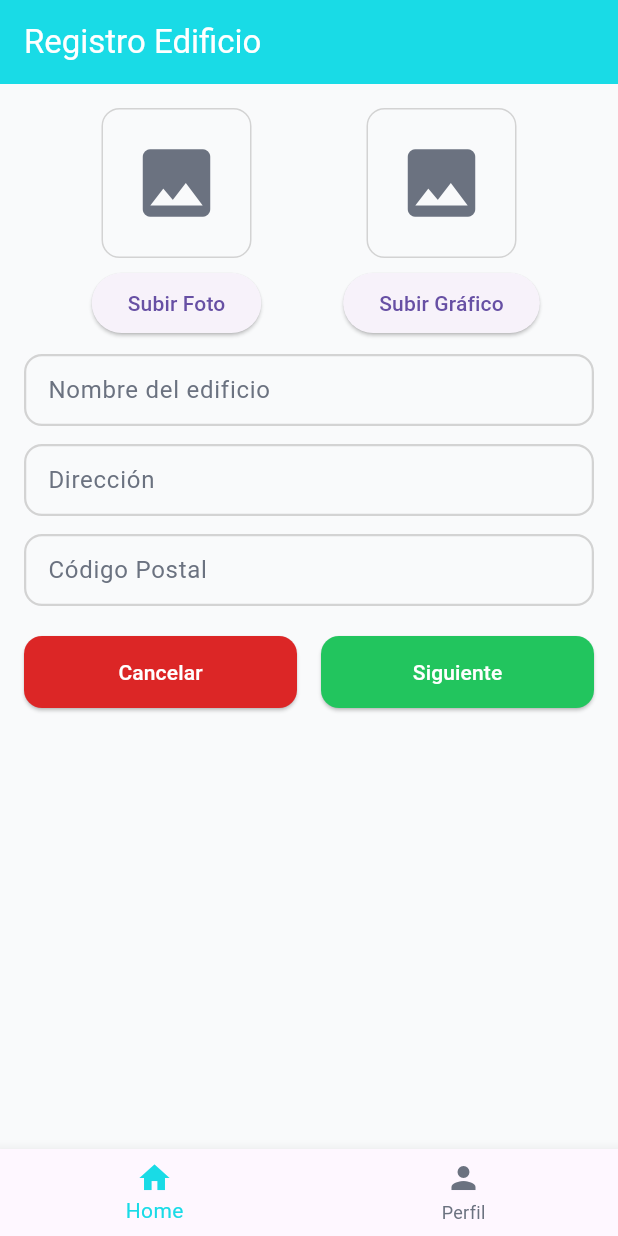
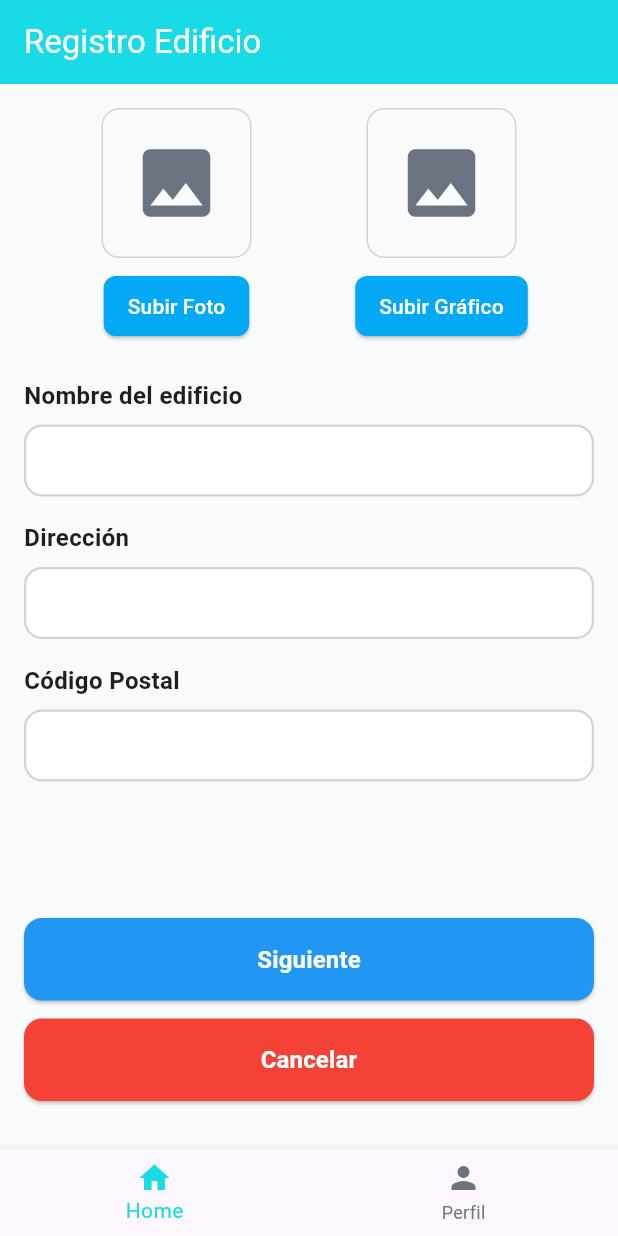
Before and after one commit to DomenicaBriggitte/App_Vulnerabilidad_Sismica, a Flutter app: the BuildingRegistry1Screen screen opened by its route, on a phone screen of 412 x 824 dp. Run offline on Flutter 3.47's test engine with Material 3 defaults, Android fonts, the phone set to English and light mode, and no system bars; our stand-ins replace google_fonts, image_picker, intl_phone_field, shared_preferences, supabase_flutter; accounts and stored records are empty; network calls fail.

Commit message:
Update building_registry_1_screen.dart

```diff
--- a/lib/ui/screens/building_registry_1_screen.dart
+++ b/lib/ui/screens/building_registry_1_screen.dart
@@ -133,12 +133,10 @@ class _BuildingRegistry1ScreenState extends State<BuildingRegistry1Screen> {
     }
   }
 
-  InputDecoration _inputDecoration(String label) {
+  InputDecoration _inputDecoration() {
     return InputDecoration(
-      labelText: label,
-      labelStyle: const TextStyle(color: AppColors.gray500),
       filled: true,
-      fillColor: AppColors.background,
+      fillColor: Colors.white,
       border: OutlineInputBorder(
         borderRadius: BorderRadius.circular(12),
         borderSide: const BorderSide(color: AppColors.gray300, width: 1.5),
@@ -151,7 +149,29 @@ class _BuildingRegistry1ScreenState extends State<BuildingRegistry1Screen> {
         borderRadius: BorderRadius.circular(12),
         borderSide: const BorderSide(color: AppColors.primary, width: 2),
       ),
-      contentPadding: const EdgeInsets.symmetric(vertical: 10, horizontal: 12),
+      contentPadding: const EdgeInsets.symmetric(vertical: 12, horizontal: 16),
+    );
+  }
+
+  Widget _labeledTextFormField(String label, TextEditingController controller, String? Function(String?)? validator) {
+    return Column(
+      crossAxisAlignment: CrossAxisAlignment.start,
+      children: [
+        Text(
+          label,
+          style: const TextStyle(
+            fontSize: 16,
+            fontWeight: FontWeight.bold,
+            color: AppColors.text,
+          ),
+        ),
+        const SizedBox(height: 8),
+        TextFormField(
+          controller: controller,
+          decoration: _inputDecoration(),
+          validator: validator,
+        ),
+      ],
     );
   }
 
@@ -175,8 +195,16 @@ class _BuildingRegistry1ScreenState extends State<BuildingRegistry1Screen> {
           )
               : const Icon(Icons.image, size: 60, color: AppColors.gray500),
         ),
-        const SizedBox(height: 6),
+        const SizedBox(height: 8),
         ElevatedButton(
+          style: ElevatedButton.styleFrom(
+            backgroundColor: Colors.lightBlue,
+            foregroundColor: Colors.white,
+            padding: const EdgeInsets.symmetric(vertical: 8, horizontal: 16),
+            shape: RoundedRectangleBorder(
+              borderRadius: BorderRadius.circular(8),
+            ),
+          ),
           onPressed: () => _pickFile(label == "Foto"),
           child: Text("Subir $label"),
         ),
@@ -200,8 +228,12 @@ class _BuildingRegistry1ScreenState extends State<BuildingRegistry1Screen> {
         padding: const EdgeInsets.all(16),
         child: Form(
           key: _formKey,
+          child: Column(
+            children: [
+              Expanded(
                 child: ListView(
                   children: [
+                    // Sección de archivos
                     Row(
                       mainAxisAlignment: MainAxisAlignment.spaceEvenly,
                       children: [
@@ -209,41 +241,68 @@ class _BuildingRegistry1ScreenState extends State<BuildingRegistry1Screen> {
                         SizedBox(width: 150, child: _previewWidget(_grafico, "Gráfico")),
                       ],
                     ),
-              const SizedBox(height: 10),
-              TextFormField(
-                controller: nombreController,
-                decoration: _inputDecoration("Nombre del edificio"),
-                validator: (v) => v == null || v.isEmpty
+                    const SizedBox(height: 24),
+
+                    // Campos de texto con labels arriba
+                    _labeledTextFormField(
+                      "Nombre del edificio",
+                      nombreController,
+                          (v) => v == null || v.isEmpty
                           ? "Campo obligatorio"
                           : v.length > 100
                           ? "Máximo 100 caracteres"
                           : null,
                     ),
-              const SizedBox(height: 12),
-              TextFormField(
-                controller: direccionController,
-                decoration: _inputDecoration("Dirección"),
-                validator: (v) => v != null && v.length > 255
+                    const SizedBox(height: 16),
+
+                    _labeledTextFormField(
+                      "Dirección",
+                      direccionController,
+                          (v) => v != null && v.length > 255
                           ? "Máximo 255 caracteres"
                           : null,
                     ),
-              const SizedBox(height: 12),
-              TextFormField(
-                controller: codigoPostalController,
-                decoration: _inputDecoration("Código Postal"),
-                validator: (v) =>
-                v != null && v.length > 10 ? "Máximo 10 caracteres" : null,
+                    const SizedBox(height: 16),
+
+                    _labeledTextFormField(
+                      "Código Postal",
+                      codigoPostalController,
+                          (v) => v != null && v.length > 10
+                          ? "Máximo 10 caracteres"
+                          : null,
                     ),
-              const SizedBox(height: 20),
-              Row(
-                mainAxisAlignment: MainAxisAlignment.spaceBetween,
+                  ],
+                ),
+              ),
+
+              Column(
                 children: [
-                  Expanded(
+                  SizedBox(
+                    width: double.infinity,
                     child: ElevatedButton(
                       style: ElevatedButton.styleFrom(
-                        backgroundColor: AppColors.error,
+                        backgroundColor: Colors.blue,
                         foregroundColor: Colors.white,
-                        padding: const EdgeInsets.symmetric(vertical: 14),
+                        padding: const EdgeInsets.symmetric(vertical: 16),
+                        shape: RoundedRectangleBorder(
+                          borderRadius: BorderRadius.circular(12),
+                        ),
+                      ),
+                      onPressed: _siguiente,
+                      child: const Text(
+                        "Siguiente",
+                        style: TextStyle(fontSize: 16, fontWeight: FontWeight.w600),
+                      ),
+                    ),
+                  ),
+                  const SizedBox(height: 12),
+                  SizedBox(
+                    width: double.infinity,
+                    child: ElevatedButton(
+                      style: ElevatedButton.styleFrom(
+                        backgroundColor: Colors.red,
+                        foregroundColor: Colors.white,
+                        padding: const EdgeInsets.symmetric(vertical: 16),
                         shape: RoundedRectangleBorder(
                           borderRadius: BorderRadius.circular(12),
                         ),
@@ -251,27 +310,15 @@ class _BuildingRegistry1ScreenState extends State<BuildingRegistry1Screen> {
                       onPressed: () {
                         Navigator.pushNamed(context, '/building');
                       },
-                      child: const Text("Cancelar"),
+                      child: const Text(
+                        "Cancelar",
+                        style: TextStyle(fontSize: 16, fontWeight: FontWeight.w600),
                       ),
                     ),
-                  const SizedBox(width: 16),
-                  Expanded(
-                    child: ElevatedButton(
-                      style: ElevatedButton.styleFrom(
-                        backgroundColor: AppColors.success,
-                        foregroundColor: Colors.white,
-                        padding: const EdgeInsets.symmetric(vertical: 14),
-                        shape: RoundedRectangleBorder(
-                          borderRadius: BorderRadius.circular(12),
                   ),
-                      ),
-                      onPressed: _siguiente,
-                      child: const Text("Siguiente"),
-                    ),
-                  ),
+                  const SizedBox(height: 16),
                 ],
               ),
-
             ],
           ),
         ),
```
Lines whose indentation alone changed are shown as unchanged.
